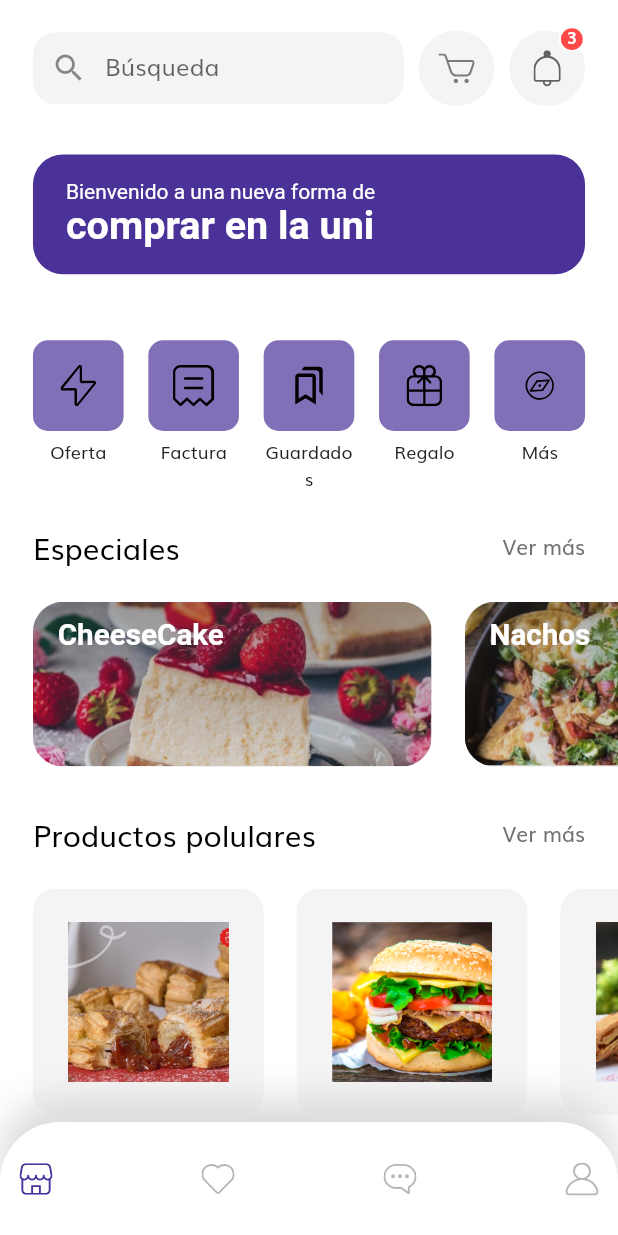
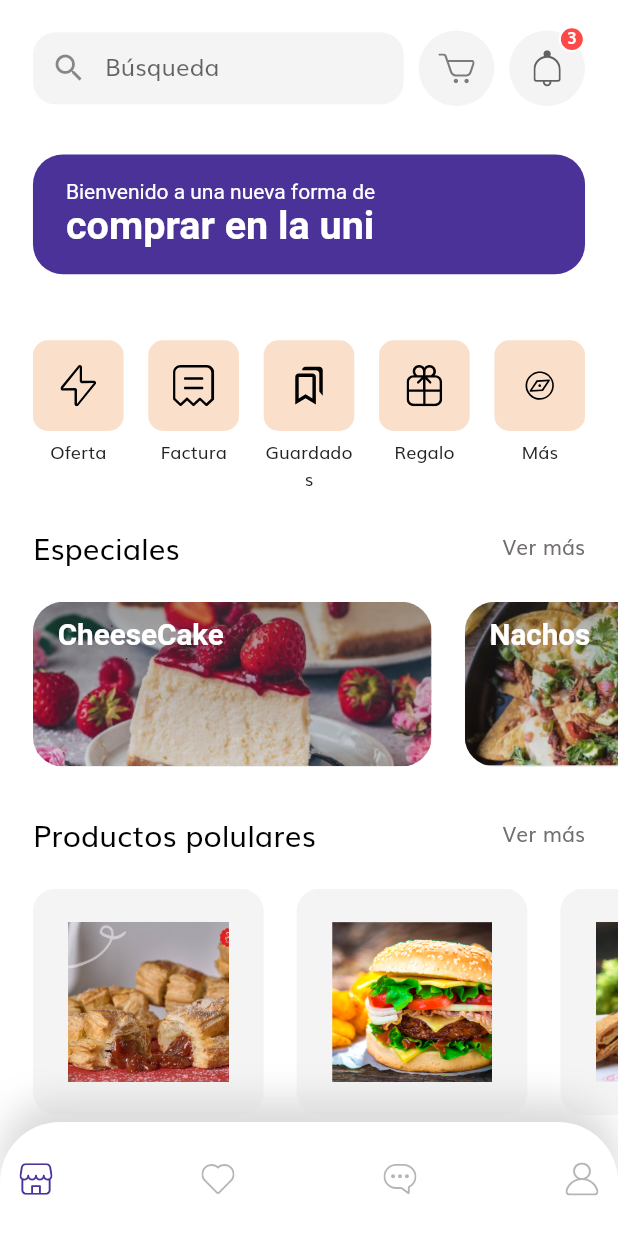
Before and after one commit to Felipe-CR/UniFavor, a Flutter app: the HomeScreen screen opened by its route, on a phone screen of 412 x 824 dp. Run offline on Flutter 3.47's test engine with Material 2 defaults, Android fonts, the light colour scheme and no system bars; our stand-ins replace flutter_svg.

Commit message:
Ajuste de Color

```diff
--- a/lib/screens/home/components/categories.dart
+++ b/lib/screens/home/components/categories.dart
@@ -59,7 +59,7 @@ class CategoryCard extends StatelessWidget {
               height: getProportionateScreenWidth(55),
               width: getProportionateScreenWidth(55),
               decoration: BoxDecoration(
-                color: Color(0xB24A3298), ///CHANGE background
+                color: Color(0xFFFADFCB),
                 borderRadius: BorderRadius.circular(10),
               ),
               child: SvgPicture.asset(icon!),
```
